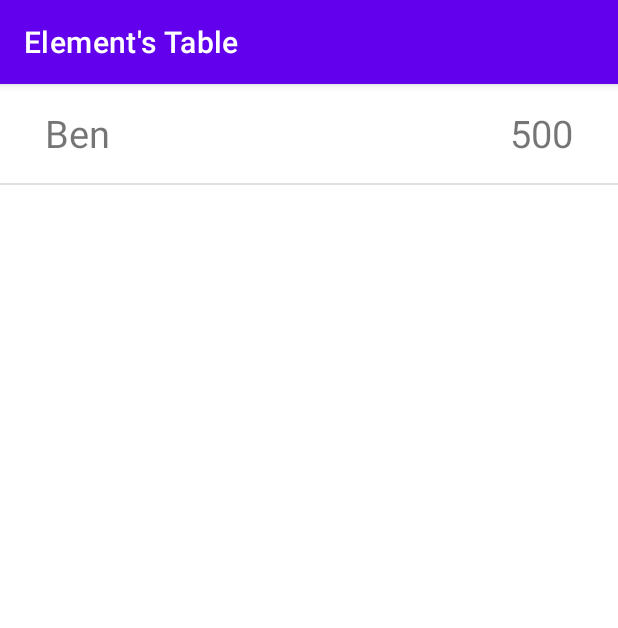
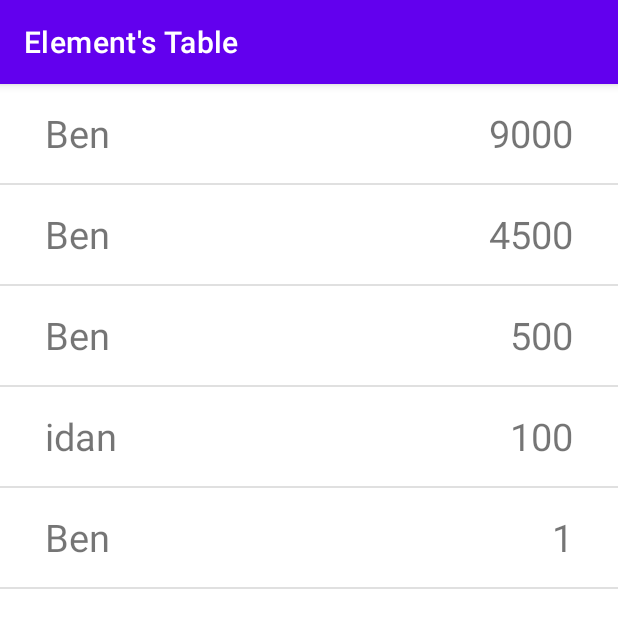
Before and after one commit to idanrdt/AndroidCourseFinalProject, an Android app: the ScoreActivity screen opened directly, with no data from a screen before it, on a phone screen of 412 x 824 dp. Shown: the top 628 px of the screen. Run offline under Robolectric (Android 15) with nearby library versions, the phone set to English and light mode, and no system bars.

Commit message:
fix results board

```diff
--- a/FinalApplicationProject/app/src/main/java/com/idanandben/finalapplicationproject/ScoreActivity.java
+++ b/FinalApplicationProject/app/src/main/java/com/idanandben/finalapplicationproject/ScoreActivity.java
@@ -37,23 +37,6 @@ public class ScoreActivity extends AppCompatActivity {
         userScores.add("Ben 500");
         userScores.add("Ben 9000");
         userScores.add("Ben 1");
-        userScores.add("Ben 75");userScores.add("Ben 9000");
-        userScores.add("Ben 1");
-        userScores.add("Ben 75");userScores.add("Ben 9000");
-        userScores.add("Ben 1");
-        userScores.add("Ben 75");userScores.add("Ben 9000");
-        userScores.add("Ben 1");
-        userScores.add("Ben 75");userScores.add("Ben 9000");
-        userScores.add("Ben 1");
-        userScores.add("Ben 75");userScores.add("Ben 9000");
-        userScores.add("Ben 1");
-        userScores.add("Ben 75");userScores.add("Ben 9000");
-        userScores.add("Ben 1");
-        userScores.add("Ben 75");userScores.add("Ben 9000");
-        userScores.add("Ben 1");
-        userScores.add("Ben 75");userScores.add("Ben 9000");
-        userScores.add("Ben 1");
-        userScores.add("Ben 75");
         Map<Integer, String> playersScore = new TreeMap<>(Collections.reverseOrder());
         for (String userScore : userScores) {
             String playerName = userScore.substring(0, userScore.indexOf(" "));
@@ -64,13 +47,11 @@ public class ScoreActivity extends AppCompatActivity {
         List<Integer> scores = new ArrayList<>(playersScore.keySet());
 
         RecyclerView recyclerView = findViewById(R.id.leader);
-        recyclerView.setHasFixedSize(true);
-        ScoreViewAdapter adapter=new ScoreViewAdapter(scores,players);
+
+        ScoreViewAdapter adapter=new ScoreViewAdapter(scores, players);
         recyclerView.setAdapter(adapter);
+
         RecyclerView.LayoutManager layoutManager = new LinearLayoutManager(this);
         recyclerView.setLayoutManager(layoutManager);
-
-        adapter.notifyDataSetChanged();
-
     }
 }
--- a/FinalApplicationProject/app/src/main/java/com/idanandben/finalapplicationproject/adapter/ScoreViewAdapter.java
+++ b/FinalApplicationProject/app/src/main/java/com/idanandben/finalapplicationproject/adapter/ScoreViewAdapter.java
@@ -12,11 +12,12 @@ import com.idanandben.finalapplicationproject.R;
 import java.util.List;
 
 public class ScoreViewAdapter extends RecyclerView.Adapter<ScoreViewAdapter.RecyclerViewHolder>{
-    private  List<String> namesplayer;
-    private List<Integer> scoresplayers;
-    public ScoreViewAdapter(List<Integer> scoresplayers, List<String> namesplayer) {
-        this.scoresplayers=scoresplayers;
-        this.namesplayer=namesplayer;
+    private final List<String> playerNames;
+    private final List<Integer> playerScores;
+
+    public ScoreViewAdapter(List<Integer> playerScores, List<String> playerNames) {
+        this.playerScores = playerScores;
+        this.playerNames = playerNames;
     }
 
     @Override
@@ -30,14 +31,14 @@ public class ScoreViewAdapter extends RecyclerView.Adapter<ScoreViewAdapter.Recy
 
     @Override
     public void onBindViewHolder(ScoreViewAdapter.RecyclerViewHolder holder, int position) {
-        holder.name.setText(namesplayer.get(position));
-        holder.score.setText(scoresplayers.get(position));
+        holder.name.setText(playerNames.get(position));
+        holder.score.setText(String.valueOf(playerScores.get(position)));
 
     }
 
     @Override
     public int getItemCount() {
-        return namesplayer.size();
+        return playerNames.size();
 
     }
 
--- a/FinalApplicationProject/app/src/main/res/layout/single_score.xml
+++ b/FinalApplicationProject/app/src/main/res/layout/single_score.xml
@@ -3,7 +3,7 @@
     xmlns:app="http://schemas.android.com/apk/res-auto"
     xmlns:tools="http://schemas.android.com/tools"
     android:layout_width="match_parent"
-    android:layout_height="match_parent"
+    android:layout_height="wrap_content"
     android:id="@+id/single_score_layout">
 
     <TextView
```
